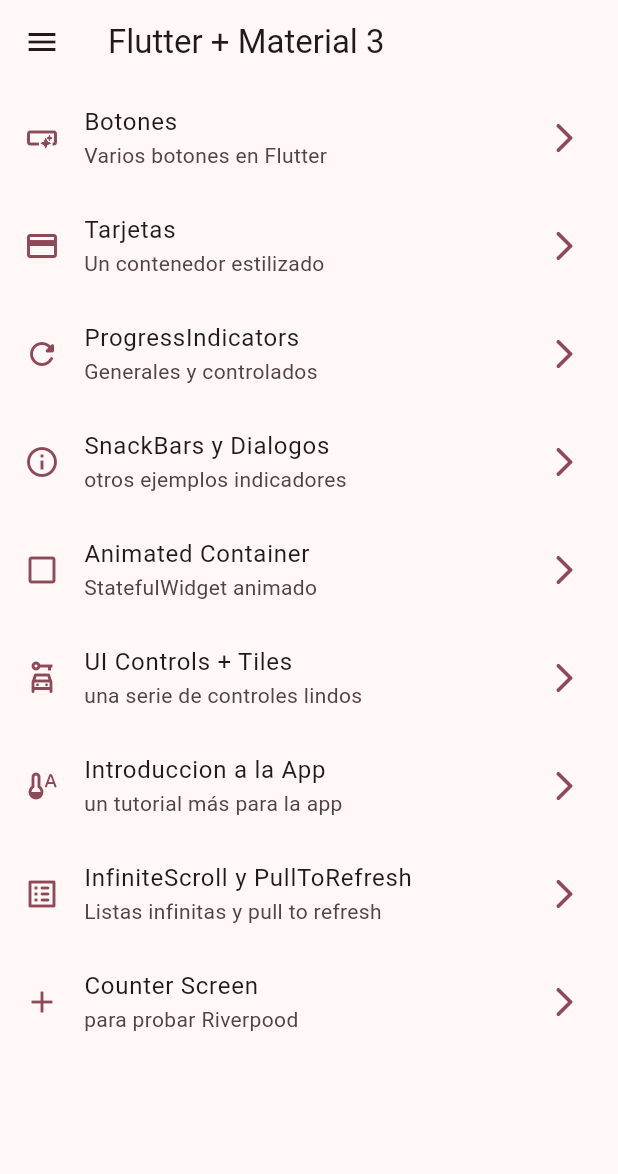
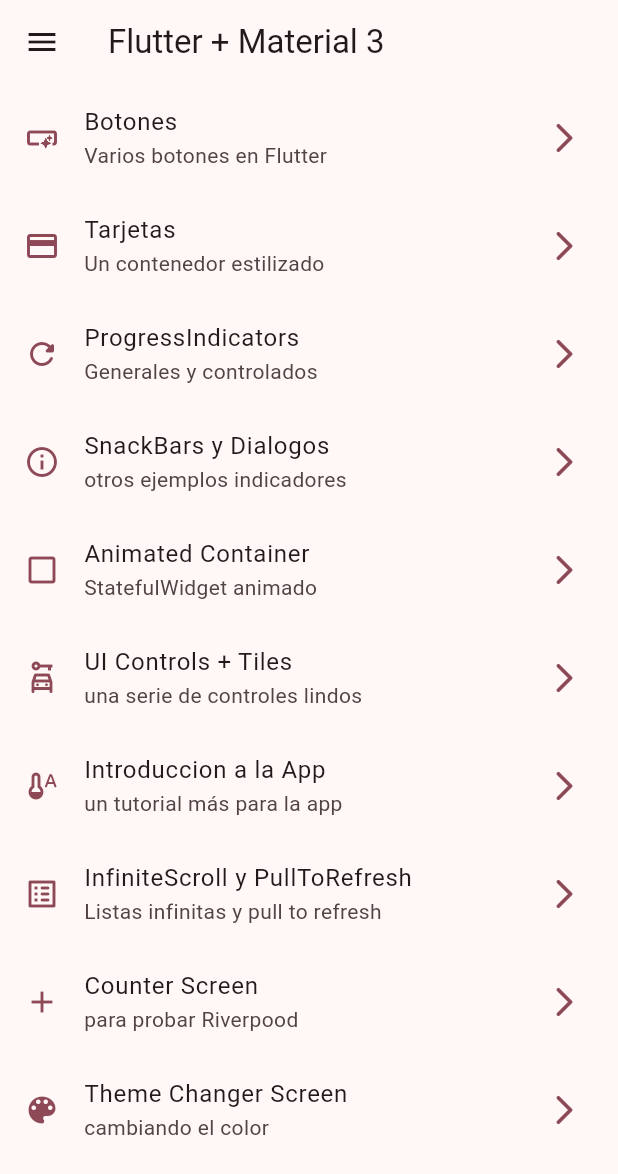
Before and after one commit to msalvetti/widgets_app, a Flutter app: the screen it shows after launch, on a phone screen of 412 x 824 dp. Shown: the top 1174 px of the screen. Run offline on Flutter 3.47's test engine with Material 2 defaults, Android fonts, the phone set to English and light mode, and no system bars; our stand-ins replace animate_do, flutter_riverpod, go_router.

Commit message:
cambio de theme and color estable.

```diff
--- a/lib/config/menu/menu_item.dart
+++ b/lib/config/menu/menu_item.dart
@@ -59,5 +59,10 @@ const appMenuItems = <MenuItem>[
       subtitle: "para probar Riverpood",
       link: "/counter",
       icon: Icons.add),
+  MenuItem(
+      title: "Theme Changer Screen",
+      subtitle: "cambiando el color",
+      link: "/theme-changer",
+      icon: Icons.color_lens),
   // MenuItem(title: title, subtitle: subtitle, link: link, icon: icon),
 ];
--- a/lib/config/router/app_router.dart
+++ b/lib/config/router/app_router.dart
@@ -1,5 +1,4 @@
 import 'package:go_router/go_router.dart';
-import 'package:widgets_app/presentation/screens/counter/counter_screen.dart';
 import 'package:widgets_app/presentation/screens/screens.dart';
 
 //GoRouter configuration
@@ -54,4 +53,9 @@ final appRouter = GoRouter(initialLocation: '/', routes: [
     name: CounterScreen.name,
     builder: (context, state) => const CounterScreen(),
   ),
+  GoRoute(
+    path: '/theme-changer',
+    name: ThemeChangerScreen.name,
+    builder: (context, state) => const ThemeChangerScreen(),
+  ),
 ]);
--- a/lib/config/theme/app_theme.dart
+++ b/lib/config/theme/app_theme.dart
@@ -11,11 +11,13 @@ const colorList = <Color>[
 
 class AppTheme {
   final int selectedColor;
+  final bool isDarkmode;
 
-  AppTheme({this.selectedColor = 0});
+  AppTheme({this.isDarkmode = false, this.selectedColor = 0});
 
   ThemeData getTheme() => ThemeData(
       useMaterial3: true,
+      brightness: isDarkmode ? Brightness.dark : Brightness.light,
       colorSchemeSeed: colorList[selectedColor],
       appBarTheme: const AppBarTheme(centerTitle: false));
 }
--- a/lib/main.dart
+++ b/lib/main.dart
@@ -1,6 +1,7 @@
 import 'package:flutter/material.dart';
 import 'package:flutter_riverpod/flutter_riverpod.dart';
 import 'package:widgets_app/config/router/app_router.dart';
+import 'package:widgets_app/presentation/providers/theme_provider.dart';
 
 import 'config/theme/app_theme.dart';
 
@@ -10,13 +11,17 @@ void main() {
   ));
 }
 
-class MainApp extends StatelessWidget {
+class MainApp extends ConsumerWidget {
   @override
-  Widget build(BuildContext context) {
+  Widget build(BuildContext context, WidgetRef ref) {
+    final isDarkMode = ref.watch(isDarkmodeProvider);
+    final int selectedColor = ref.watch(selectedColorProvider);
+
     return MaterialApp.router(
       routerConfig: appRouter,
       debugShowCheckedModeBanner: false,
-      theme: AppTheme(selectedColor: 0).getTheme(),
+      theme: AppTheme(isDarkmode: isDarkMode, selectedColor: selectedColor)
+          .getTheme(),
       title: 'Flutter Widgets',
     );
   }
--- a/lib/presentation/providers/theme_provider.dart
+++ b/lib/presentation/providers/theme_provider.dart
@@ -1,4 +1,9 @@
 import 'package:flutter_riverpod/flutter_riverpod.dart';
+import 'package:widgets_app/config/theme/app_theme.dart';
 
-// isDarkmodeProvider
+// provider inmutable, para listado de colores
+final colorListProvider = Provider(((ref) => colorList));
+
 final isDarkmodeProvider = StateProvider<bool>((ref) => false);
+
+final selectedColorProvider = StateProvider<int>((ref) => 0);
--- a/lib/presentation/screens/screens.dart
+++ b/lib/presentation/screens/screens.dart
@@ -7,4 +7,5 @@ export 'package:widgets_app/presentation/screens/home/home_screen.dart';
 export 'package:widgets_app/presentation/screens/infinite_scroll/infinite_scroll_screen.dart';
 export 'package:widgets_app/presentation/screens/progress/progress_screen.dart';
 export 'package:widgets_app/presentation/screens/snackbar/snackbar_screen.dart';
+export 'package:widgets_app/presentation/screens/theme_changer/theme_changer_screen.dart';
 export 'package:widgets_app/presentation/screens/ui_controls/ui_controls_screen.dart';
--- /dev/null
+++ b/lib/presentation/screens/theme_changer/theme_changer_screen.dart
@@ -0,0 +1,62 @@
+import 'package:flutter/material.dart';
+import 'package:flutter_riverpod/flutter_riverpod.dart';
+import 'package:widgets_app/presentation/providers/theme_provider.dart';
+
+class ThemeChangerScreen extends ConsumerWidget {
+  static const name = "theme_changer_screen";
+
+  const ThemeChangerScreen({Key? key}) : super(key: key);
+
+  @override
+  Widget build(BuildContext context, ref) {
+    final isDarkMode = ref.watch(isDarkmodeProvider);
+
+    return Scaffold(
+      appBar: AppBar(
+        title: Text("Theme Changer"),
+        actions: [
+          IconButton(
+            icon: Icon(isDarkMode
+                ? Icons.color_lens_rounded
+                : Icons.color_lens_outlined),
+            onPressed: () {
+              ref.read(isDarkmodeProvider.notifier).update((state) => !state);
+            },
+          )
+        ],
+      ),
+      body: _ThemeChangerView(),
+    );
+  }
+}
+
+class _ThemeChangerView extends ConsumerWidget {
+  const _ThemeChangerView({
+    super.key,
+  });
+
+  @override
+  Widget build(BuildContext context, ref) {
+    final List<Color> colors = ref.watch(colorListProvider);
+
+    int selectedColor = ref.watch(selectedColorProvider);
+
+    return ListView.builder(
+      itemCount: colors.length,
+      itemBuilder: (context, index) {
+        final Color color = colors[index];
+
+        return RadioListTile(
+          title: Text("Ejemplo de color", style: TextStyle(color: color)),
+          subtitle: Text("${color.value}"),
+          activeColor: color,
+          value: index,
+          groupValue: selectedColor,
+          onChanged: (value) {
+            ref.read(selectedColorProvider.notifier).state = index;
+          },
+        );
+      },
+    );
+  }
+}
```
